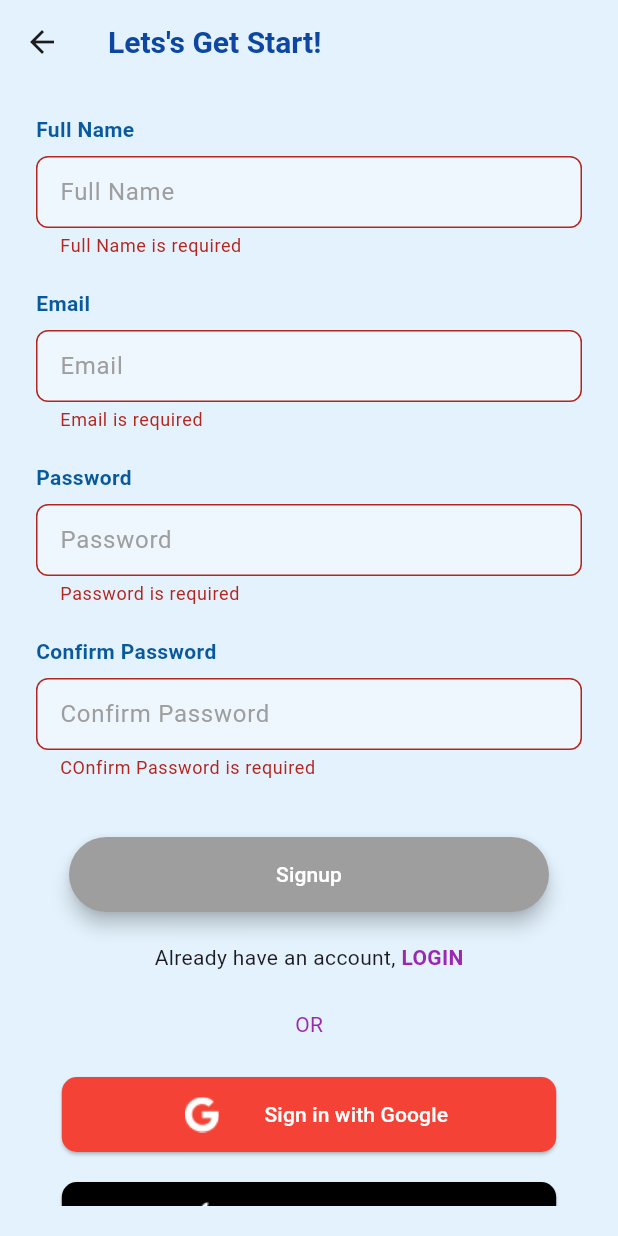
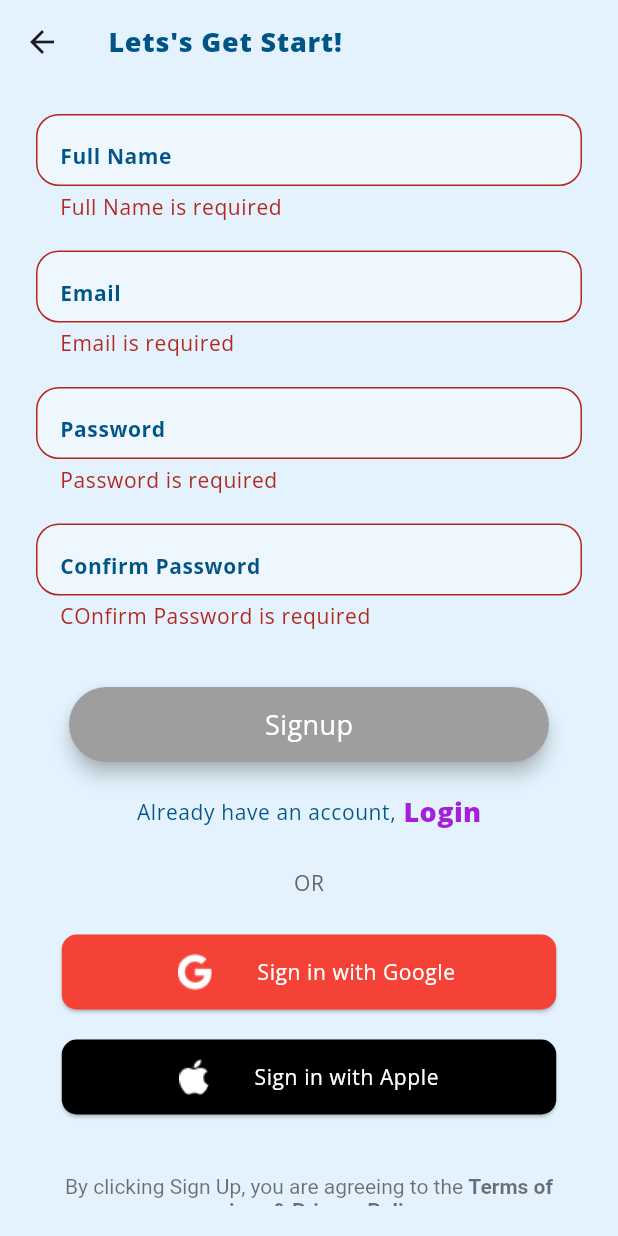
Before and after one commit to Mohsinishfaq07/coin_kids, a Flutter app: the SignupParentScreen screen opened directly, after a tap on "Signup", on a phone screen of 412 x 824 dp. Run offline on Flutter 3.47's test engine with Material 3 defaults, Android fonts, the phone set to English and light mode, and no system bars; our stand-ins replace cloud_firestore, firebase_auth, firebase_core, flutter_svg, get, google_fonts and 4 more; accounts and stored records are empty; project files that could hold a hidden picture were left out.

Commit message:
theme class made

```diff
--- a/lib/features/custom_widgets/custom_app_bar.dart
+++ b/lib/features/custom_widgets/custom_app_bar.dart
@@ -40,11 +40,7 @@ class CustomAppBar extends StatelessWidget implements PreferredSizeWidget {
           : null,
       title: Text(
         title,
-        style: TextStyle(
-          color: titleColor,
-          fontSize: 20,
-          fontWeight: FontWeight.bold,
-        ),
+        style: Theme.of(context).textTheme.bodyLarge!.copyWith(fontSize: 18)
       ),
       centerTitle: centerTitle, // Adjust center alignment based on your design
       actions: actions, // Add custom actions if provided
--- a/lib/features/custom_widgets/custom_button.dart
+++ b/lib/features/custom_widgets/custom_button.dart
@@ -1,3 +1,5 @@
+import 'package:coin_kids/constants/constants.dart';
+import 'package:coin_kids/theme/light_theme.dart';
 import 'package:flutter/material.dart';
 
 class CustomButton extends StatelessWidget {
@@ -42,7 +44,7 @@ class CustomButton extends StatelessWidget {
                 )
               : Text(
                   text,
-                  style: const TextStyle(fontSize: 14, color: Colors.white),
+                  style: Theme.of(context).textTheme.bodyMedium!.copyWith(color: CustomThemeData().whiteColorText),
                 ),
         ),
       ),
--- a/lib/features/custom_widgets/custom_text_field.dart
+++ b/lib/features/custom_widgets/custom_text_field.dart
@@ -1,3 +1,4 @@
+import 'package:coin_kids/theme/light_theme.dart';
 import 'package:flutter/material.dart';
 
 class CustomTextField extends StatelessWidget {
@@ -35,15 +36,15 @@ class CustomTextField extends StatelessWidget {
       crossAxisAlignment:
           CrossAxisAlignment.start, // Align title text to the left
       children: [
-        Text(
-          titleText,
-          style: const TextStyle(
-            fontWeight: FontWeight.bold,
-            fontSize: 14,
-            color: Color.fromARGB(255, 9, 90, 156), // Title color
-          ),
-        ),
-        const SizedBox(height: 8), // Spacing between title and text field
+        // Text(
+        //   titleText,
+        //   style: const TextStyle(
+        //     fontWeight: FontWeight.bold,
+        //     fontSize: 14,
+        //     color: Color.fromARGB(255, 9, 90, 156), // Title color
+        //   ),
+        // ),
+        // const SizedBox(height: 8), // Spacing between title and text field
         TextFormField(
           controller: controller,
           onChanged: onChanged,
@@ -52,25 +53,25 @@ class CustomTextField extends StatelessWidget {
           validator: validator,
           decoration: InputDecoration(
             filled: true,
-            fillColor: Colors.white38, // Background color for the text field
+            fillColor: Theme.of(context).inputDecorationTheme.fillColor, // Background color for the text field
             hintText: hintText,
-            hintStyle: const TextStyle(color: Colors.grey), // Hint text color
+            hintStyle: Theme.of(context).textTheme.bodySmall!.copyWith(fontWeight: FontWeight.w700,color: CustomThemeData().primaryTextColor), // Hint text color
             border: OutlineInputBorder(
-              borderRadius: BorderRadius.circular(8),
-              borderSide: const BorderSide(
-                color: Colors.grey, // Border color when unfocused
+              borderRadius: BorderRadius.circular(15),
+              borderSide:  BorderSide(
+                color: CustomThemeData().borderColor, // Border color when unfocused
                 width: 1.5,
               ),
             ),
             enabledBorder: OutlineInputBorder(
-              borderRadius: BorderRadius.circular(8),
-              borderSide: const BorderSide(
-                color: Colors.grey, // Border color when enabled
+              borderRadius: BorderRadius.circular(15),
+              borderSide:  BorderSide(
+                color: CustomThemeData().borderColor, // Border color when enabled
                 width: 1.5,
               ),
             ),
             focusedBorder: OutlineInputBorder(
-              borderRadius: BorderRadius.circular(8),
+              borderRadius: BorderRadius.circular(15),
               borderSide: const BorderSide(
                 color: Colors.blue, // Border color when focused
                 width: 2.0,
--- a/lib/features/roles/parents/authentication/parent_signup/parent_signup_screen.dart
+++ b/lib/features/roles/parents/authentication/parent_signup/parent_signup_screen.dart
@@ -2,6 +2,7 @@ import 'package:coin_kids/features/custom_widgets/custom_app_bar.dart';
 import 'package:coin_kids/features/roles/parents/authentication/parent_login/parent_login_screen.dart';
 import 'package:coin_kids/features/custom_widgets/custom_button.dart';
 import 'package:coin_kids/features/custom_widgets/custom_text_field.dart';
+import 'package:coin_kids/theme/light_theme.dart';
 import 'package:flutter/material.dart';
 import 'package:get/get.dart';
 import '../parent_auth_controller/parent_auth_controller.dart';
@@ -114,24 +115,22 @@ class SignupParentScreen extends StatelessWidget {
                 Row(
                   mainAxisAlignment: MainAxisAlignment.center,
                   children: [
-                    const Text("Already have an account,"),
+                     Text("Already have an account,",style: Theme.of(context).textTheme.bodySmall!.copyWith(color: CustomThemeData().primaryTextColor),),
                     GestureDetector(
                       onTap: () {
                         Get.to(() => ParentLoginScreen());
                       },
-                      child: const Text(
-                        " LOGIN",
-                        style: TextStyle(
-                            color: Colors.purple, fontWeight: FontWeight.bold),
-                      ),
+                      child:  Text(
+                        " Login",
+                        style: Theme.of(context).textTheme.bodyMedium!.copyWith(color: CustomThemeData().primaryButtonColor,fontWeight: FontWeight.w800))
                     ),
                   ],
                 ),
-                const Padding(
+                 Padding(
                   padding: EdgeInsets.symmetric(vertical: 25.0),
                   child: Text(
                     "OR",
-                    style: TextStyle(color: Colors.purple, fontSize: 14),
+                    style: Theme.of(context).textTheme.bodySmall
                   ),
                 ),
 
@@ -154,9 +153,9 @@ class SignupParentScreen extends StatelessWidget {
                         padding: const EdgeInsets.only(right: 30.0, left: 10),
                         child: Image.asset("assets/googlelogo.png", height: 24),
                       ),
-                      const Text(
+                       Text(
                         "Sign in with Google",
-                        style: TextStyle(color: Colors.white),
+                        style: Theme.of(context).textTheme.bodySmall!.copyWith(color: CustomThemeData().whiteColorText),
                       ),
                     ],
                   ),
@@ -182,9 +181,9 @@ class SignupParentScreen extends StatelessWidget {
                         padding: const EdgeInsets.only(right: 30.0),
                         child: Image.asset("assets/apple_logo.png", height: 24),
                       ),
-                      const Text(
+                       Text(
                         "Sign in with Apple",
-                        style: TextStyle(color: Colors.white),
+                        style: Theme.of(context).textTheme.bodySmall!.copyWith(color: CustomThemeData().whiteColorText),
                       ),
                     ],
                   ),
--- a/lib/features/roles/parents/drawer/drawer.dart
+++ b/lib/features/roles/parents/drawer/drawer.dart
@@ -10,6 +10,8 @@ class ProfileDrawer extends StatelessWidget {
 
   @override
   Widget build(BuildContext context) {
+    final email = FirebaseAuth.instance.currentUser?.email;
+
     return Scaffold(
       backgroundColor: Colors.blue.shade50, // Light blue background
       body: SingleChildScrollView(
```
Also changed, not shown: lib/features/onboard/onboarding_screen.dart (+14 -17 lines), lib/features/roles/parents/authentication/parent_login/parent_login_screen.dart (+14 -16 lines), lib/features/roles/parents/history/parent_history_page.dart (added, +10 -0 lines), lib/features/roles/role_selection_screen.dart (+5 -18 lines), lib/main.dart (+5 -5 lines), lib/theme/light_theme.dart (added, +113 -0 lines), lib/constants/constants.dart (added).
